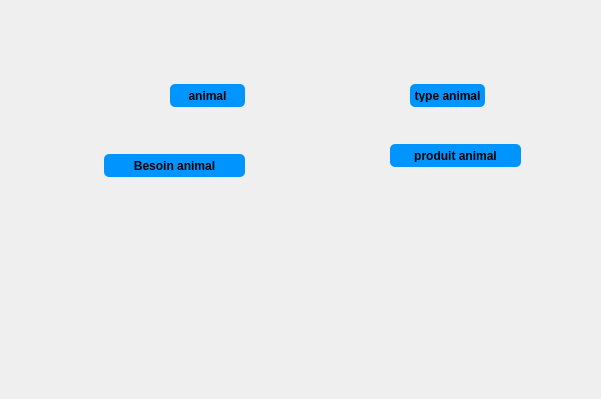
Above: animaux.ui from SaddemAmine/MahrousPlusPlus before the change; both pictures show x 0 to 601 and y 136 to 535 of the 821 by 535 pixel window. Below: the same form after it.
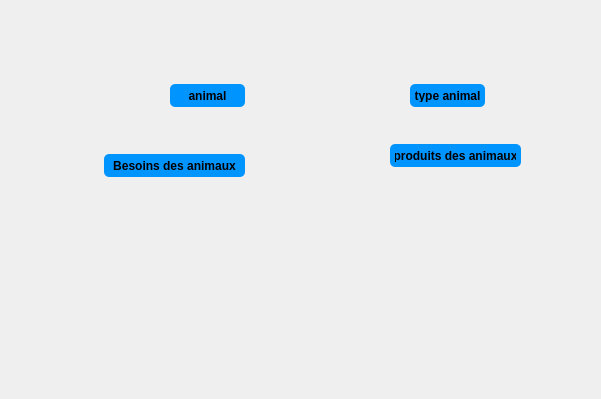
That is the form after the change.

The edit to the form file:
```diff
--- a/animaux.ui
+++ b/animaux.ui
@@ -121,7 +121,7 @@
 }</string>
    </property>
    <property name="text">
-    <string>Besoin animal</string>
+    <string>Besoins des animaux</string>
    </property>
   </widget>
   <widget class="QPushButton" name="pushButton_5">
@@ -142,7 +142,7 @@
 }</string>
    </property>
    <property name="text">
-    <string>produit animal</string>
+    <string>produits des animaux</string>
    </property>
   </widget>
   <zorder>pic</zorder>
```
